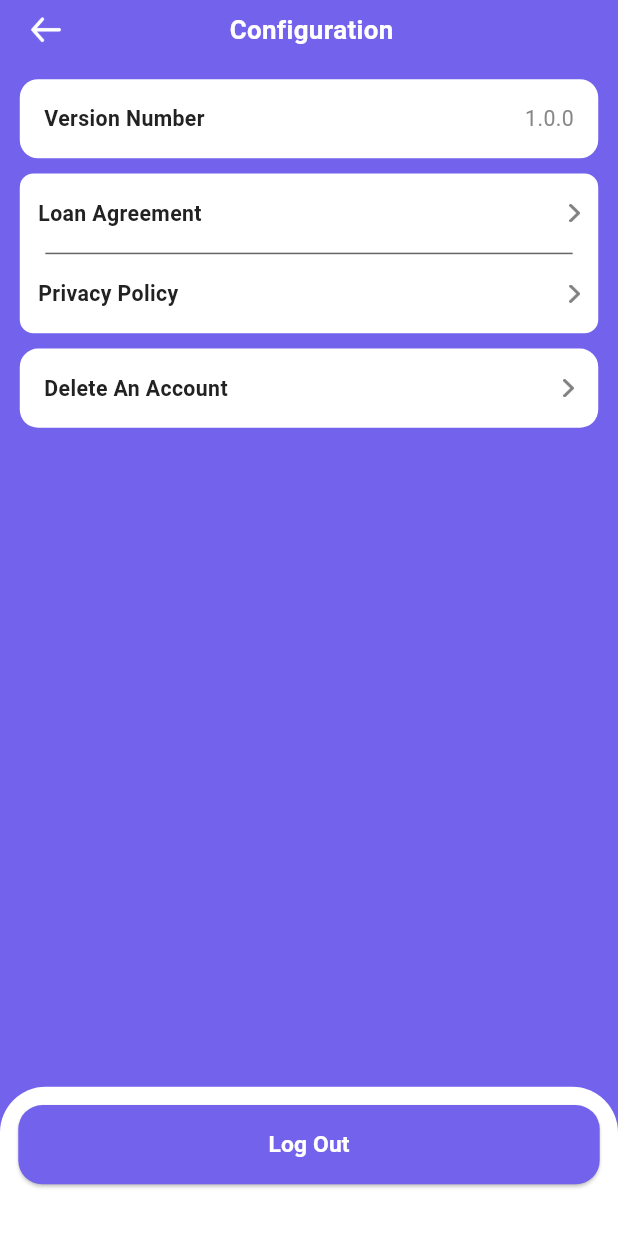
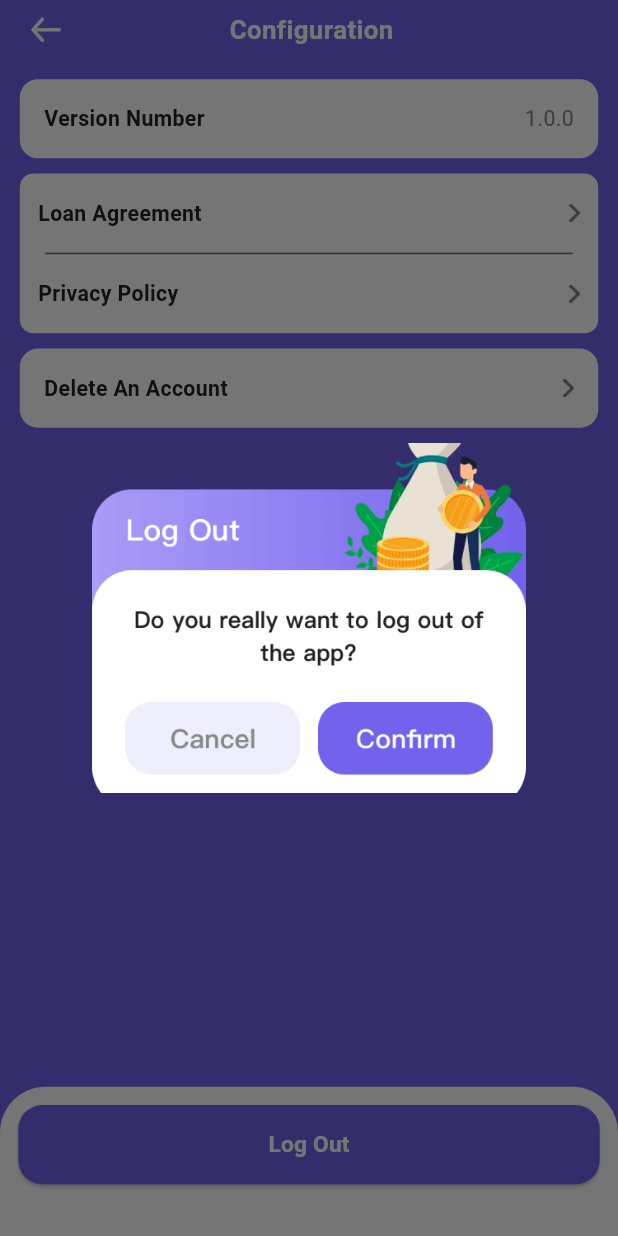
Before and after one commit to hekang1992/ShineCash, a Flutter app: the SettingView screen opened directly, after a tap on "Log Out", on a phone screen of 412 x 824 dp. Run offline on Flutter 3.47's test engine with Material 3 defaults, Android fonts, the phone set to English and light mode, and no system bars; our stand-ins replace connectivity_plus, device_info_plus, dio, flutter_datetime_picker_plus, flutter_easyloading, flutter_screenutil and 4 more; missing offline and left inert: app_tracking_transparency, flutter_pickers; accounts and stored records are empty; network calls fail.

```diff
--- a/lib/common/http/http_request.dart
+++ b/lib/common/http/http_request.dart
@@ -42,7 +42,7 @@ class ShineHttpRequest {
 
   // 配置代理
   _configureProxy() {
-    String proxyIP = '10.1.1.71';
+    String proxyIP = '10.1.1.75';
     // String proxyIP = '192.168.71.18';
     String proxyPort = "9090";
 
--- a/lib/common/tabbar/tabbar_controller.dart
+++ b/lib/common/tabbar/tabbar_controller.dart
@@ -1,6 +1,7 @@
 import 'package:get/get.dart';
 import 'package:shinecash/features/center/center_controller.dart';
 import 'package:shinecash/features/home/home_controller.dart';
+import 'package:shinecash/features/order/order_controller.dart';
 
 class TabbarController extends GetxController {
   @override
@@ -8,8 +9,8 @@ class TabbarController extends GetxController {
     // TODO: implement onInit
     super.onInit();
     Get.put(HomeController());
+    Get.put(OrderController());
     Get.put(CenterController());
-    Get.put(HomeController());
   }
 
   var selectedIndex = 0.obs;
@@ -20,6 +21,8 @@ class TabbarController extends GetxController {
       final vc = Get.find<HomeController>();
       vc.initHomeInfo();
     } else if (index == 1) {
+      final vc = Get.find<OrderController>();
+      vc.makeChage(changeIndex: vc.currentIndex.value);
     } else {
       final vc = Get.find<CenterController>();
       vc.initCenterInfo();
--- a/lib/features/apphead/app_head_view.dart
+++ b/lib/features/apphead/app_head_view.dart
@@ -5,7 +5,13 @@ import 'package:shinecash/common/constants/constant.dart';
 class AppHeadView extends StatelessWidget {
   final String title;
   final VoidCallback onTap;
-  const AppHeadView({super.key, required this.title, required this.onTap});
+  final bool? isShowBack;
+  const AppHeadView({
+    super.key,
+    required this.title,
+    required this.onTap,
+    this.isShowBack = true,
+  });
 
   @override
   Widget build(BuildContext context) {
@@ -16,6 +22,7 @@ class AppHeadView extends StatelessWidget {
       child: Row(
         children: [
           SizedBox(width: 17.w),
+          if (isShowBack == true)
             InkWell(
               onTap: onTap,
               child: Image.asset(
@@ -37,7 +44,10 @@ class AppHeadView extends StatelessWidget {
               ),
             ),
           ),
-          SizedBox(width: 39.sp),
+          if (isShowBack == true)
+            SizedBox(width: 39.sp)
+          else
+            SizedBox(width: 22.sp),
         ],
       ),
     );
--- a/lib/features/center/delete_controller.dart
+++ b/lib/features/center/delete_controller.dart
@@ -16,7 +16,7 @@ class DeleteController extends GetxController {
     try {
       ToastManager.showLoading();
       final http = ShineHttpRequest();
-      final response = await http.get('/wzcnrht/sent');
+      final response = await http.get('/wzcnrht/ago');
       final model = BaseModel.fromJson(response.data);
       if (model.beautiful == '0' || model.beautiful == '00') {
         SaveLoginInfo.clearAll();
--- /dev/null
+++ b/lib/features/center/log_out_view.dart
@@ -0,0 +1,54 @@
+import 'package:flutter/material.dart';
+import 'package:flutter_screenutil/flutter_screenutil.dart';
+import 'package:get/get.dart';
+
+class LogOutView extends StatelessWidget {
+  final VoidCallback onTap;
+
+  const LogOutView({super.key, required this.onTap});
+
+  @override
+  Widget build(BuildContext context) {
+    return Center(
+      child: Stack(
+        children: [
+          // 图片作为背景
+          Image.asset(
+            'assets/images/log_out_imge.png',
+            width: 263.w,
+            height: 230.h,
+            fit: BoxFit.cover,
+          ),
+
+          // 左下角方块
+          Positioned(
+            left: 0,
+            bottom: 0,
+            child: InkWell(
+              onTap: () => Get.back(),
+              child: Container(
+                width: 125.w,
+                height: 80.h,
+                color: Colors.transparent,
+              ),
+            ),
+          ),
+
+          // 右下角方块
+          Positioned(
+            right: 0,
+            bottom: 0,
+            child: InkWell(
+              onTap: onTap,
+              child: Container(
+                width: 125.w,
+                height: 80.h,
+                color: Colors.transparent,
+              ),
+            ),
+          ),
+        ],
+      ),
+    );
+  }
+}
--- a/lib/features/center/setting_view.dart
+++ b/lib/features/center/setting_view.dart
@@ -5,6 +5,7 @@ import 'package:shinecash/common/constants/constant.dart';
 import 'package:shinecash/common/routers/shine_router.dart';
 import 'package:shinecash/features/apphead/app_head_view.dart';
 import 'package:shinecash/features/auth/certificationlist/app_common_footer_view.dart';
+import 'package:shinecash/features/center/log_out_view.dart';
 import 'package:shinecash/features/center/setting_controller.dart';
 
 class SettingView extends GetView<SettingController> {
@@ -166,7 +167,18 @@ class SettingView extends GetView<SettingController> {
                       width: double.infinity,
                       child: AppCommonFooterView(
                         title: 'Log Out',
-                        onTap: () {},
+                        onTap: () {
+                          Get.dialog(
+                            Container(
+                              color: Colors.transparent,
+                              child: LogOutView(
+                                onTap: () async {
+                                  await controller.logOutInfo();
+                                },
+                              ),
+                            ),
+                          );
+                        },
                       ),
                     ),
                   ],
--- a/lib/features/login/login_controller.dart
+++ b/lib/features/login/login_controller.dart
@@ -135,8 +135,9 @@ extension LoginVc on LoginController {
       ToastManager.showToast('Please review and accept the privacy policy.');
       return;
     }
-    ToastManager.showLoading();
+
     try {
+      ToastManager.showLoading();
       final http = ShineHttpRequest();
       final respose = await http.post(
         '/wzcnrht/beautiful',
```
Also changed, not shown: lib/common/http/http_model.dart (+12 -0 lines), lib/features/auth/personalinfo/personal_view.dart (+0 -23 lines), lib/features/center/setting_controller.dart (+24 -0 lines), lib/features/order/order_controller.dart (+46 -0 lines), lib/features/order/order_list_view.dart (added, +73 -0 lines), lib/features/order/order_view.dart (+104 -5 lines), assets/images/empty_image_k.png (added), assets/images/log_out_imge.png (added), assets/images/wa_wa_image.png (added), lib/features/order/order_list_controller.dart (added). Lines whose indentation alone changed are shown as unchanged.
